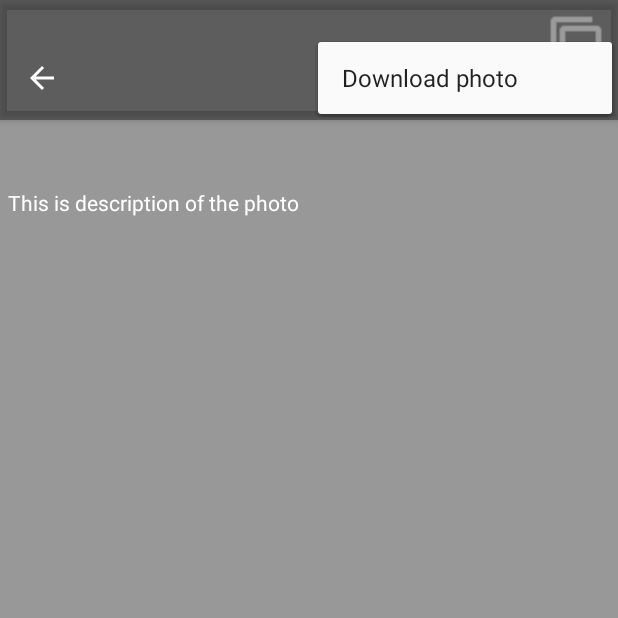
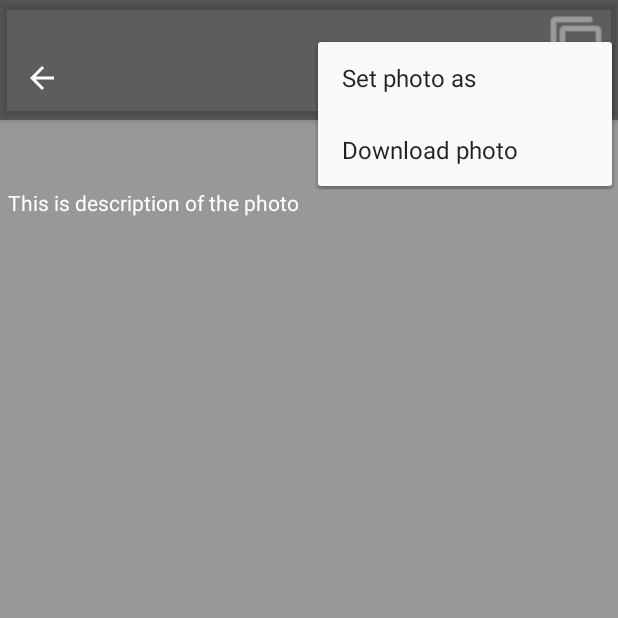
Before and after one commit to DinhPhucTran/FFlickr, an Android app: the PhotoViewActivity screen opened directly, with no data from a screen before it, with the options menu open, on a phone screen of 412 x 824 dp, the top half of it. Run offline under Robolectric (Android 15) with nearby library versions, the phone set to English and light mode, and no system bars; our stand-ins replace Picasso; libraries missing offline, so code that uses them is left out: com.makeramen.roundedimageview, com.sothree.slidinguppanel, uk.co.senab; plain views replace RoundedImageView, SlidingUpPanelLayout; 6 statements that could not run were skipped.

Commit message:
Add "Set photo as"

```diff
--- a/app/src/main/AndroidManifest.xml
+++ b/app/src/main/AndroidManifest.xml
@@ -29,7 +29,7 @@
             android:name=".activity.PhotoViewActivity"
             android:label="@string/title_activity_photo_view"
             android:parentActivityName=".activity.MainActivity"
-            android:theme="@style/AppTheme.NoActionBar">
+            android:theme="@style/AppTheme.NoActionBar.TransparentNav">
             <meta-data
                 android:name="android.support.PARENT_ACTIVITY"
                 android:value=".activity.MainActivity" />
--- a/app/src/main/java/com/dp/fflickr/activity/CommentsViewActivity.java
+++ b/app/src/main/java/com/dp/fflickr/activity/CommentsViewActivity.java
@@ -62,16 +62,14 @@ public class CommentsViewActivity extends AppCompatActivity implements Events.IC
         int pos = intent.getIntExtra(PhotoViewPagerAdapter.PHOTO_POSITION, 0);
         Glide.with(this).load(mPhotos.get(pos).getMediumUrl()).into(mImage);
 
-        if(Build.VERSION.SDK_INT >= 21) {
-            getWindow().setNavigationBarColor(getResources().getColor(R.color.colorPrimary));
-        }
-
         new LoadCommentsTask(this, photoId).execute();
     }
 
     public static void setPhotos(List<Photo> photos) {
         mPhotos = photos;
     }
+
+    public static void addPhotos(List<Photo> photos) { mPhotos.addAll(photos); }
 
     @Override
     public void onCommentsReady(List<Comment> comments, Exception e) {
--- a/app/src/main/java/com/dp/fflickr/adapter/PhotoViewPagerAdapter.java
+++ b/app/src/main/java/com/dp/fflickr/adapter/PhotoViewPagerAdapter.java
@@ -109,6 +109,10 @@ public class PhotoViewPagerAdapter extends PagerAdapter {
         mPhotos = photos;
     }
 
+    public static void addPhotos(List<Photo> photos) {
+        mPhotos.addAll(photos);
+    }
+
     public static List<Photo> getPhotos() {return mPhotos; }
 
     public static void setIsShowingUi(boolean isShowingUi) {
--- a/app/src/main/res/menu/menu_photo_view.xml
+++ b/app/src/main/res/menu/menu_photo_view.xml
@@ -4,8 +4,14 @@
     xmlns:tools="http://schemas.android.com/tools"
     tools:context=".activity.PhotoViewActivity">
     <item
+        android:id="@+id/action_set_photo_as"
+        android:orderInCategory="1"
+        android:title="@string/action_set_photo_as"
+        app:showAsAction="never" />
+
+    <item
         android:id="@+id/action_download_photo"
-        android:orderInCategory="100"
+        android:orderInCategory="2"
         android:title="@string/action_download_photo"
         app:showAsAction="never" />
 </menu>
--- a/app/src/main/res/values-v21/styles.xml
+++ b/app/src/main/res/values-v21/styles.xml
@@ -5,6 +5,13 @@
         <item name="windowNoTitle">true</item>
         <item name="android:windowDrawsSystemBarBackgrounds">true</item>
         <item name="android:statusBarColor">@android:color/transparent</item>
+    </style>
+
+    <style name="AppTheme.NoActionBar.TransparentNav">
+        <item name="windowActionBar">false</item>
+        <item name="windowNoTitle">true</item>
+        <item name="android:windowDrawsSystemBarBackgrounds">true</item>
+        <item name="android:statusBarColor">@android:color/transparent</item>
         <item name="android:navigationBarColor">@android:color/transparent</item>
     </style>
 </resources>
--- a/app/src/main/res/values/strings.xml
+++ b/app/src/main/res/values/strings.xml
@@ -4,6 +4,7 @@
     <string name="title_activity_photo_view">Photo</string>
     <string name="title_activity_comments_view">Comments</string>
     <string name="action_download_photo">Download photo</string>
+    <string name="action_set_photo_as">Set photo as</string>
     <string name="large_text">
         "Material is the metaphor.\n\n"
 
```
Also changed, not shown: app/src/main/java/com/dp/fflickr/activity/MainActivity.java (+8 -4 lines), app/src/main/java/com/dp/fflickr/activity/PhotoViewActivity.java (+58 -18 lines), app/src/main/java/com/dp/fflickr/common/Utils.java (renamed from app/src/main/java/com/dp/fflickr/common/Utilities.java, +22 -5 lines), app/src/main/java/com/dp/fflickr/task/LoadCommentsTask.java (+2 -10 lines), app/src/main/res/layout/layout_photo_view.xml (+2 -9 lines).
